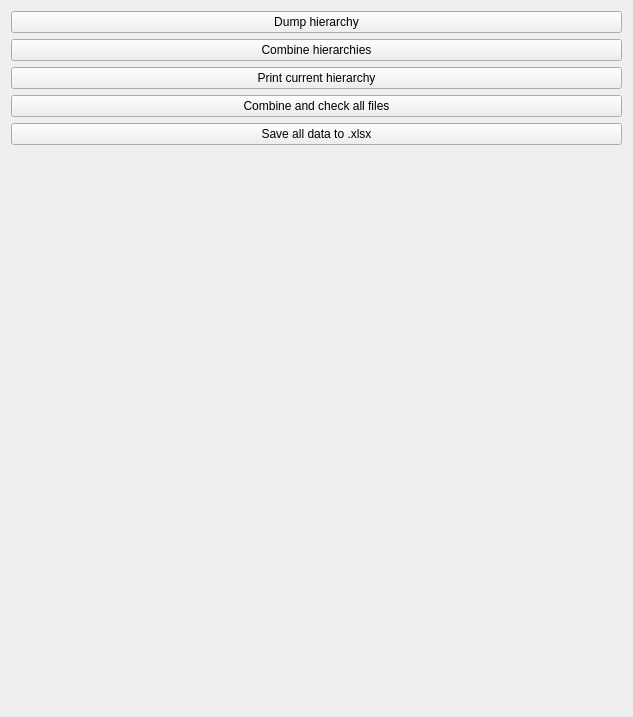
This is AmigoStatistics/AmigoStatistics/Resources/UI/AmigoStatistics.ui in koegl/mthesis-datasets as Qt 5 draws it before an edit. The edited form follows.
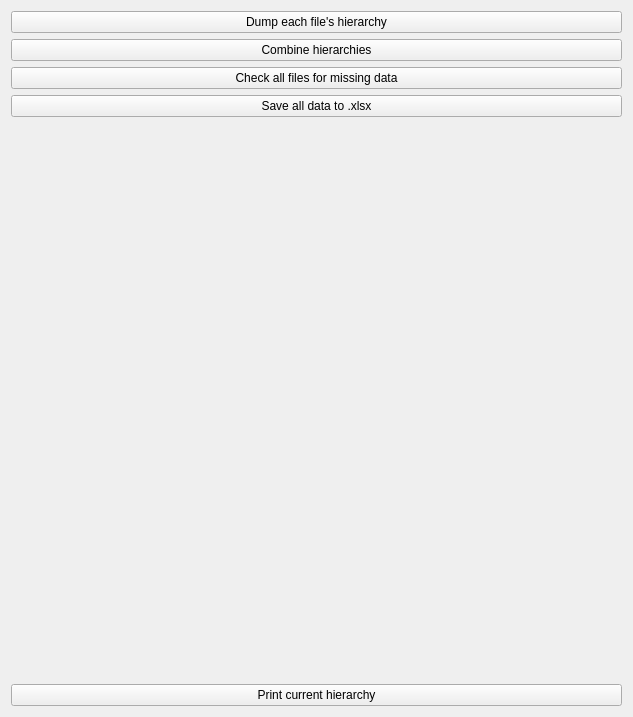
This is the edited form. Custom widgets are drawn as their Qt base class.

Commit message: updated button texts

```diff
--- a/AmigoStatistics/AmigoStatistics/Resources/UI/AmigoStatistics.ui
+++ b/AmigoStatistics/AmigoStatistics/Resources/UI/AmigoStatistics.ui
@@ -17,7 +17,7 @@
       <bool>true</bool>
      </property>
      <property name="text">
-      <string>Dump hierarchy</string>
+      <string>Dump each file's hierarchy</string>
      </property>
     </widget>
    </item>
@@ -28,17 +28,10 @@
      </property>
     </widget>
    </item>
-   <item>
-    <widget class="QPushButton" name="printCurrentHierarchyButton">
-     <property name="text">
-      <string>Print current hierarchy</string>
-     </property>
-    </widget>
-   </item>
    <item>
     <widget class="QPushButton" name="checkCompletenessButton">
      <property name="text">
-      <string>Combine and check all files</string>
+      <string>Check all files for missing data</string>
      </property>
     </widget>
    </item>
@@ -62,6 +55,13 @@
      </property>
     </spacer>
    </item>
+   <item>
+    <widget class="QPushButton" name="printCurrentHierarchyButton">
+     <property name="text">
+      <string>Print current hierarchy</string>
+     </property>
+    </widget>
+   </item>
   </layout>
  </widget>
  <customwidgets>
```
